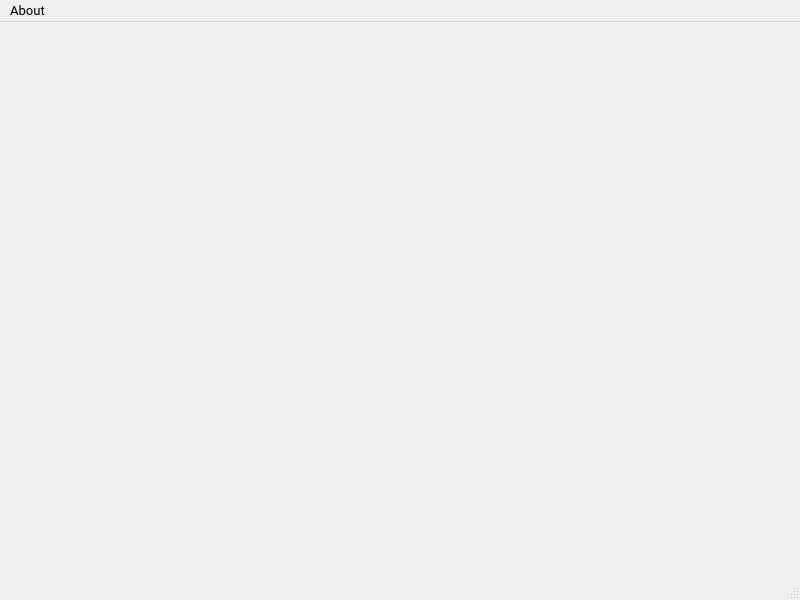
Before: the Qt Designer form src/software-qt/EMBO/window_la.ui in parezj/EMBO, drawn with Qt 5.
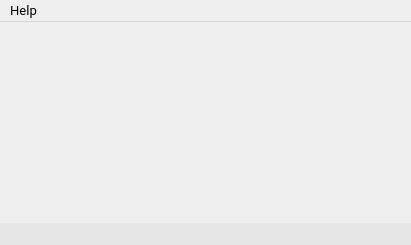
After: the same form once the commit is applied. Icons and pictures are not drawn.

Diff of the .ui file:
```diff
--- a/src/software-qt/EMBO/window_la.ui
+++ b/src/software-qt/EMBO/window_la.ui
@@ -6,8 +6,8 @@
    <rect>
     <x>0</x>
     <y>0</y>
-    <width>800</width>
-    <height>600</height>
+    <width>411</width>
+    <height>245</height>
    </rect>
   </property>
   <property name="font">
@@ -29,20 +29,24 @@
     <rect>
      <x>0</x>
      <y>0</y>
-     <width>800</width>
+     <width>411</width>
      <height>21</height>
     </rect>
    </property>
-   <widget class="QMenu" name="menuAbout">
+   <widget class="QMenu" name="menuHelp">
     <property name="title">
-     <string>About</string>
+     <string>Help</string>
     </property>
     <addaction name="actionHelp"/>
    </widget>
-   <addaction name="menuAbout"/>
+   <addaction name="menuHelp"/>
   </widget>
-  <widget class="QStatusBar" name="statusbar"/>
-  <action name="actionHelp">
+  <widget class="QStatusBar" name="statusbar">
+   <property name="styleSheet">
+    <string notr="true">background-color: rgb(230, 230, 230);</string>
+   </property>
+  </widget>
+  <action name="actionAbout">
    <property name="icon">
     <iconset resource="resources.qrc">
      <normaloff>:/main/resources/img/info.svg</normaloff>:/main/resources/img/info.svg</iconset>
```
Left out of the diff: 4 changed lines with no effect on the pictures.
